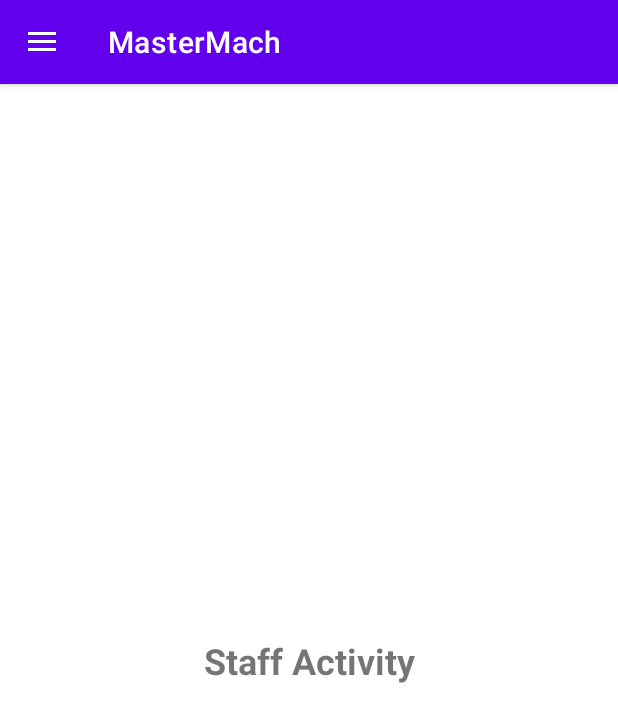
After one commit to CodeZsk/MasterMech, an Android app: the StaffActivity screen opened directly, with no data from a screen before it, on a phone screen of 412 x 824 dp. The commit adds this screen. Shown: the top 722 px of the screen. Run offline under Robolectric (Android 15) with nearby library versions, the phone set to English and light mode, and no system bars.

Commit message:
Navigation Drawable

```diff
--- /dev/null
+++ b/app/src/main/java/com/example/mastermach/StaffActivity.kt
@@ -0,0 +1,49 @@
+package com.example.mastermach
+
+import androidx.appcompat.app.AppCompatActivity
+import android.os.Bundle
+import android.view.MenuItem
+import android.widget.Toast
+import androidx.appcompat.app.ActionBarDrawerToggle
+import androidx.drawerlayout.widget.DrawerLayout
+import com.google.android.material.navigation.NavigationView
+
+class StaffActivity : AppCompatActivity() {
+
+    lateinit var toggle: ActionBarDrawerToggle
+
+    override fun onCreate(savedInstanceState: Bundle?) {
+        super.onCreate(savedInstanceState)
+        setContentView(R.layout.activity_staff)
+
+        val drawerLayout: DrawerLayout = findViewById(R.id.staffDrawerLayout)
+        val navView: NavigationView = findViewById(R.id.staffNavigationView)
+
+        toggle = ActionBarDrawerToggle(this, drawerLayout, R.string.open, R.string.close)
+
+        drawerLayout.addDrawerListener(toggle)
+        toggle.syncState()
+
+        supportActionBar?.setDisplayHomeAsUpEnabled(true)
+
+        navView.setNavigationItemSelectedListener {
+            when(it.itemId){
+                R.id.nav_staff_Profile -> Toast.makeText(applicationContext, "Profile", Toast.LENGTH_LONG).show()
+                R.id.nav_staff_dashboard -> Toast.makeText(applicationContext, "Dashboard", Toast.LENGTH_LONG).show()
+                R.id.nav_staff_rent -> Toast.makeText(applicationContext, "Rent", Toast.LENGTH_LONG).show()
+                R.id.nav_staff_activity -> Toast.makeText(applicationContext, "Activity", Toast.LENGTH_LONG).show()
+                R.id.nav_staff_logout -> Toast.makeText(applicationContext, "Logout", Toast.LENGTH_LONG).show()
+            }
+
+            true
+
+        }
+    }
+
+    override fun onOptionsItemSelected(item: MenuItem): Boolean {
+        if (toggle.onOptionsItemSelected(item)){
+            return true
+        }
+        return super.onOptionsItemSelected(item)
+    }
+}
--- /dev/null
+++ b/app/src/main/res/layout/activity_staff.xml
@@ -0,0 +1,38 @@
+<?xml version="1.0" encoding="utf-8"?>
+<androidx.drawerlayout.widget.DrawerLayout xmlns:android="http://schemas.android.com/apk/res/android"
+    xmlns:app="http://schemas.android.com/apk/res-auto"
+    xmlns:tools="http://schemas.android.com/tools"
+    android:id="@+id/staffDrawerLayout"
+    android:layout_width="match_parent"
+    android:layout_height="match_parent"
+    tools:context=".StaffActivity">
+
+    <androidx.constraintlayout.widget.ConstraintLayout
+        android:layout_width="match_parent"
+        android:layout_height="match_parent">
+
+        <TextView
+            android:id="@+id/textView"
+            android:layout_width="wrap_content"
+            android:layout_height="wrap_content"
+            android:text="Staff Activity"
+            android:textSize="24sp"
+            android:textStyle="bold"
+            app:layout_constraintBottom_toBottomOf="parent"
+            app:layout_constraintEnd_toEndOf="parent"
+            app:layout_constraintHorizontal_bias="0.5"
+            app:layout_constraintStart_toStartOf="parent"
+            app:layout_constraintTop_toTopOf="parent"
+            app:layout_constraintVertical_bias="0.5" />
+    </androidx.constraintlayout.widget.ConstraintLayout>
+    <com.google.android.material.navigation.NavigationView
+        android:id="@+id/staffNavigationView"
+        android:layout_width="wrap_content"
+        android:layout_height="match_parent"
+        android:layout_gravity="start"
+        android:fitsSystemWindows="true"
+        app:headerLayout="@layout/staff_nav_header"
+        app:menu="@menu/nav_staff_menu"
+        />
+
+</androidx.drawerlayout.widget.DrawerLayout>
--- /dev/null
+++ b/app/src/main/res/menu/nav_staff_menu.xml
@@ -0,0 +1,37 @@
+<?xml version="1.0" encoding="utf-8"?>
+<menu xmlns:app="http://schemas.android.com/apk/res-auto"
+    xmlns:android="http://schemas.android.com/apk/res/android"
+    xmlns:tools="http://schemas.android.com/tools"
+    tools:showIn="navigation_view"
+    >
+
+    <item
+        android:title="Profile">
+        <menu>
+            <item
+                android:id="@+id/nav_staff_Profile"
+                android:title="Profile"
+                android:icon="@drawable/baseline_person_24" />
+        </menu>
+    </item>
+    <item
+        android:id="@+id/nav_staff_dashboard"
+        android:title="Dashboard"
+        android:icon="@drawable/baseline_dashboard_24"/>
+    <item
+        android:id="@+id/nav_staff_rent"
+        android:title="Rent"
+        android:icon="@drawable/baseline_directions_car_24"/>
+    <item
+        android:id="@+id/nav_staff_activity"
+        android:title="Activiy"
+        android:icon="@drawable/baseline_history_24"/>
+    <item android:title="Logout">
+        <menu>
+            <item android:id="@+id/nav_staff_logout"
+                android:title="Logout"
+                android:icon="@drawable/baseline_logout_24"/>
+        </menu>
+    </item>
+
+</menu>
--- a/app/src/main/res/values/strings.xml
+++ b/app/src/main/res/values/strings.xml
@@ -1,3 +1,5 @@
 <resources>
     <string name="app_name">MasterMach</string>
+    <string name="open">Open</string>
+    <string name="close">Close</string>
 </resources>
```
Also changed, not shown: app/src/main/AndroidManifest.xml (+6 -2 lines), app/src/main/res/layout/staff_nav_header.xml (added, +43 -0 lines).
